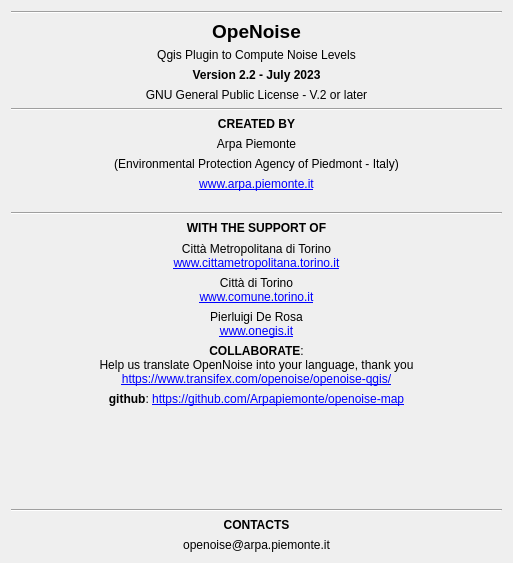
pierluigiderosa/openoise, file tools/ui_Informations.ui: the form before one commit.
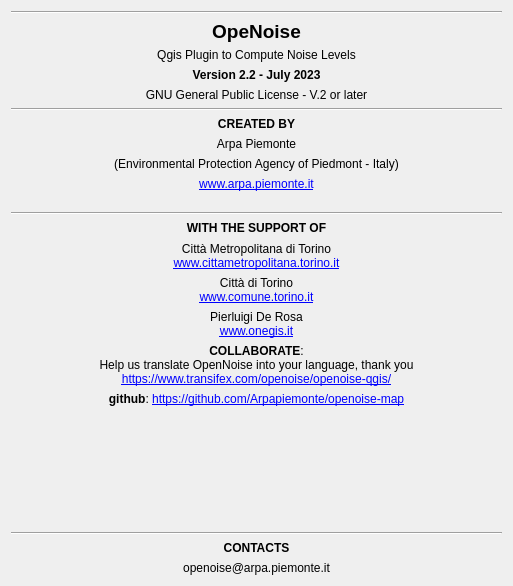
The form after the commit.

Commit message: - fixed external link on information GUI

The edit to the form file:
```diff
--- a/tools/ui_Informations.ui
+++ b/tools/ui_Informations.ui
@@ -7,7 +7,7 @@
     <x>0</x>
     <y>0</y>
     <width>513</width>
-    <height>563</height>
+    <height>586</height>
    </rect>
   </property>
   <property name="sizePolicy">
```
Left out of the diff: 6 changed lines with no effect on the pictures.
